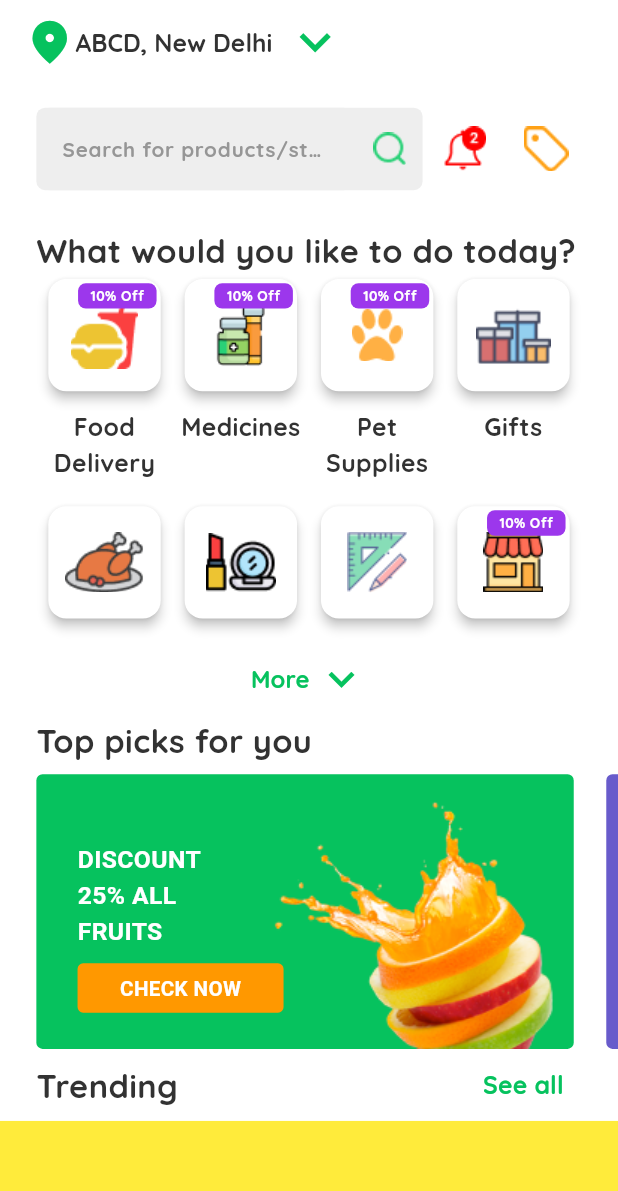
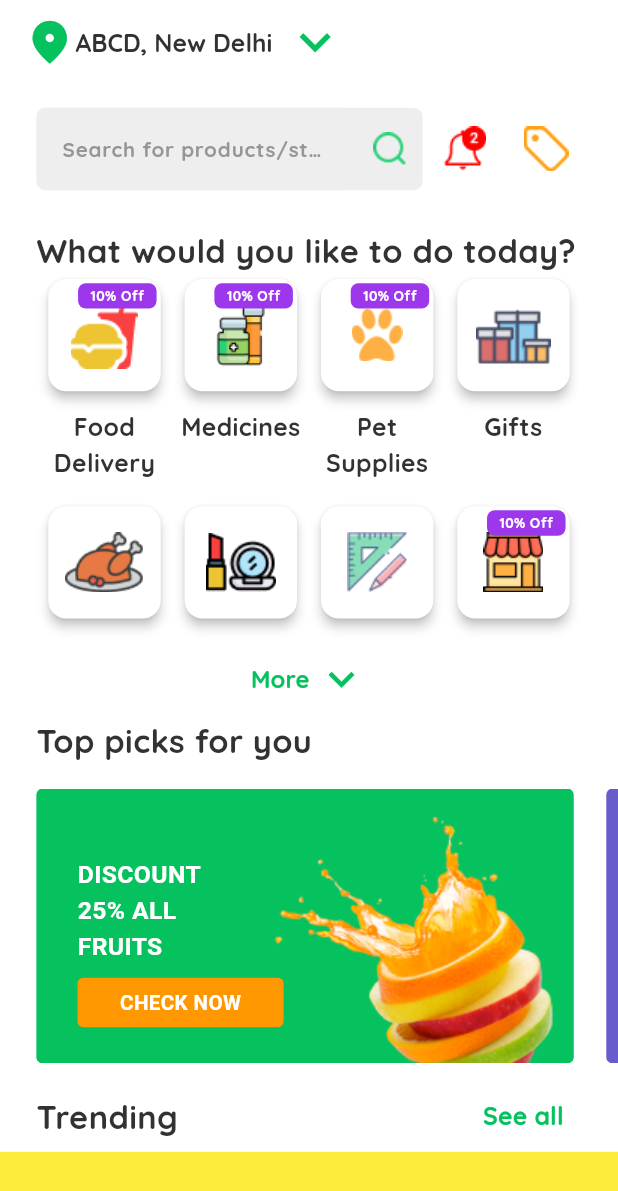
Before and after one commit to hijasahamed/BW-One-E-commerce-Ui-Api, a Flutter app: the screen it shows after launch, on a phone screen of 412 x 824 dp. Shown: the top 1191 px of the screen. Run offline on Flutter 3.47's test engine with Material 3 defaults, Android fonts, the phone set to English and light mode, and no system bars.

Commit message:
second section reedited

```diff
--- a/lib/view/home_screen/body/second_section/second_section.dart
+++ b/lib/view/home_screen/body/second_section/second_section.dart
@@ -11,10 +11,10 @@ class SecondSection extends StatelessWidget {
       crossAxisAlignment: CrossAxisAlignment.start,
       children: [
         SecondSectionTitle(screenSize: screenSize),
+        DiscountCards(screenSize: screenSize),
         SizedBox(
-          height: screenSize.height / 120,
+          height: screenSize.height / 75,
         ),
-        DiscountCards(screenSize: screenSize)
       ],
     );
   }
--- a/lib/view/home_screen/body/second_section/second_section_title/second_section_title.dart
+++ b/lib/view/home_screen/body/second_section/second_section_title/second_section_title.dart
@@ -16,6 +16,7 @@ class SecondSectionTitle extends StatelessWidget {
       padding: EdgeInsets.only(
         left: screenSize.width / 17,
         right: screenSize.width / 17,
+        bottom: screenSize.width / 25,
       ),
       child: TextWidget(
           text: 'Top picks for you',
```
